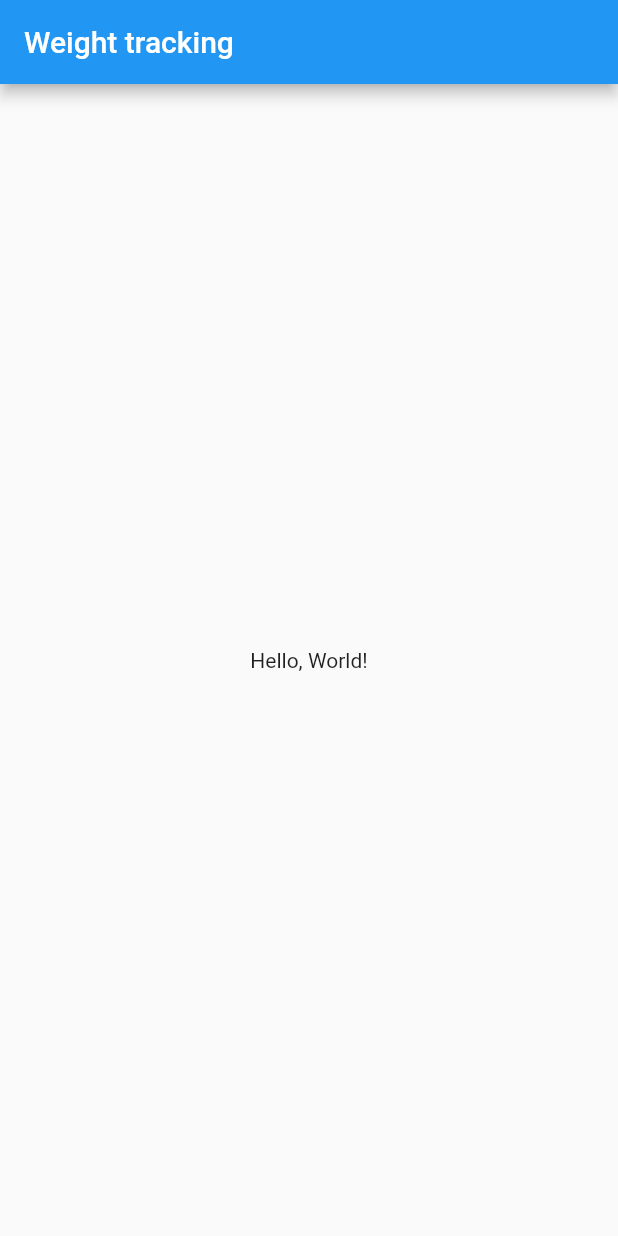
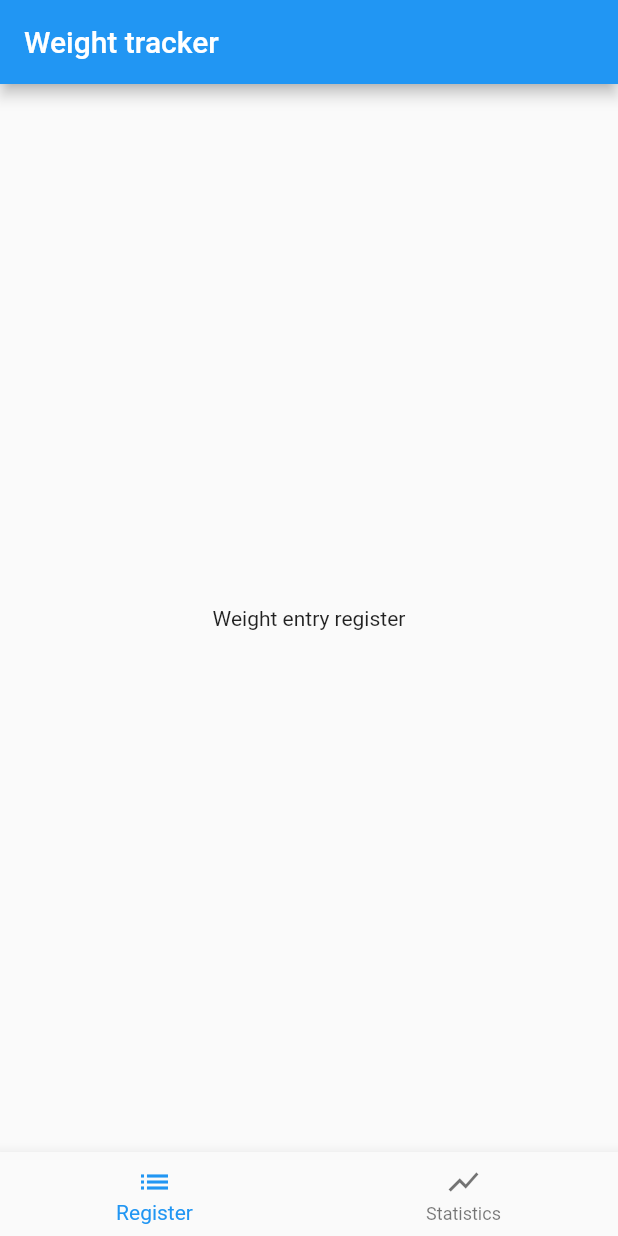
Before and after one commit to AadneEM/weight_tracking, a Flutter app: the screen it shows after launch, on a phone screen of 412 x 824 dp. Run offline on Flutter 3.47's test engine with Material 2 defaults, Android fonts, the phone set to English and light mode, and no system bars; our stand-ins replace get.

Commit message:
Added basic layout

```diff
--- a/lib/main.dart
+++ b/lib/main.dart
@@ -1,4 +1,6 @@
 import 'package:flutter/material.dart';
+import 'package:get/get.dart';
+import 'package:weight_tracking/ui/pages/home.dart';
 
 void main() {
   runApp(MyApp());
@@ -7,33 +9,12 @@ void main() {
 class MyApp extends StatelessWidget {
   @override
   Widget build(BuildContext context) {
-    return MaterialApp(
+    return GetMaterialApp(
       title: 'Weight tracking',
       theme: ThemeData(
         primarySwatch: Colors.blue,
       ),
-      home: MyHomePage(),
+      home: HomePage(),
     );
   }
 }
-
-class MyHomePage extends StatefulWidget {
-  MyHomePage({Key? key}) : super(key: key);
-
-  @override
-  _MyHomePageState createState() => _MyHomePageState();
-}
-
-class _MyHomePageState extends State<MyHomePage> {
-  @override
-  Widget build(BuildContext context) {
-    return Scaffold(
-      appBar: AppBar(
-        title: const Text('Weight tracking'),
-      ),
-      body: const Center(
-        child: Text('Hello, World!'),
-      ),
-    );
-  }
-}
--- /dev/null
+++ b/lib/ui/pages/home.dart
@@ -0,0 +1,53 @@
+import 'package:flutter/material.dart';
+import 'package:weight_tracking/ui/pages/statistics.dart';
+import 'package:weight_tracking/ui/pages/weight_entry_register.dart';
+
+class HomePage extends StatefulWidget {
+  @override
+  _HomePageState createState() => _HomePageState();
+}
+
+class _HomePageState extends State<HomePage> {
+  int _selectedIndex = 0;
+
+  Widget getCurrentTab() {
+    switch (_selectedIndex) {
+      case 0:
+        return WeightEntruRegister();
+      case 1:
+        return StatisticsPage();
+      default:
+        return Center(
+          child: Text('Page not found'),
+        );
+    }
+  }
+
+  @override
+  Widget build(BuildContext context) {
+    return Scaffold(
+      appBar: AppBar(
+        title: Text('Weight tracker'),
+      ),
+      body: getCurrentTab(),
+      bottomNavigationBar: BottomNavigationBar(
+        currentIndex: _selectedIndex,
+        onTap: (int index) {
+          setState(() {
+            _selectedIndex = index;
+          });
+        },
+        items: [
+          BottomNavigationBarItem(
+            label: 'Register',
+            icon: Icon(Icons.list),
+          ),
+          BottomNavigationBarItem(
+            label: 'Statistics',
+            icon: Icon(Icons.show_chart),
+          ),
+        ],
+      ),
+    );
+  }
+}
--- /dev/null
+++ b/lib/ui/pages/statistics.dart
@@ -0,0 +1,10 @@
+import 'package:flutter/material.dart';
+
+class StatisticsPage extends StatelessWidget {
+  @override
+  Widget build(BuildContext context) {
+    return Center(
+      child: Text('Statistics'),
+    );
+  }
+}
--- /dev/null
+++ b/lib/ui/pages/weight_entry_register.dart
@@ -0,0 +1,10 @@
+import 'package:flutter/material.dart';
+
+class WeightEntruRegister extends StatelessWidget {
+  @override
+  Widget build(BuildContext context) {
+    return Center(
+      child: Text('Weight entry register'),
+    );
+  }
+}
--- /dev/null
+++ b/lib/ui/widgets/weight_entry_list_item.dart
@@ -0,0 +1,11 @@
+import 'package:flutter/material.dart';
+
+class WeightEntryListItem extends StatelessWidget {
+  // TODO: Create weight entry list item
+  @override
+  Widget build(BuildContext context) {
+    return Container(
+      child: Text('Weight entry'),
+    );
+  }
+}
--- a/pubspec.yaml
+++ b/pubspec.yaml
@@ -15,6 +15,8 @@ dependencies:
 dev_dependencies:
   flutter_test:
     sdk: flutter
+  get: ^4.1.4
+  uuid: ^3.0.4
 
 flutter:
   uses-material-design: true
```
Also changed, not shown: pubspec.lock.
